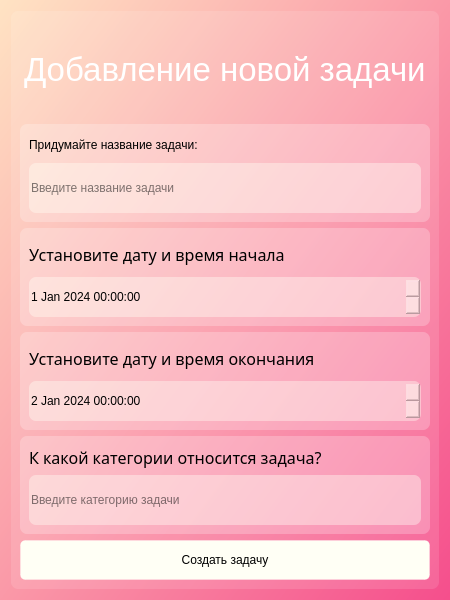
This is Interface_files/Add_new_task_Window.ui in Ephirious/Notes-TaskManager as Qt 5 draws it before an edit. The edited form follows.
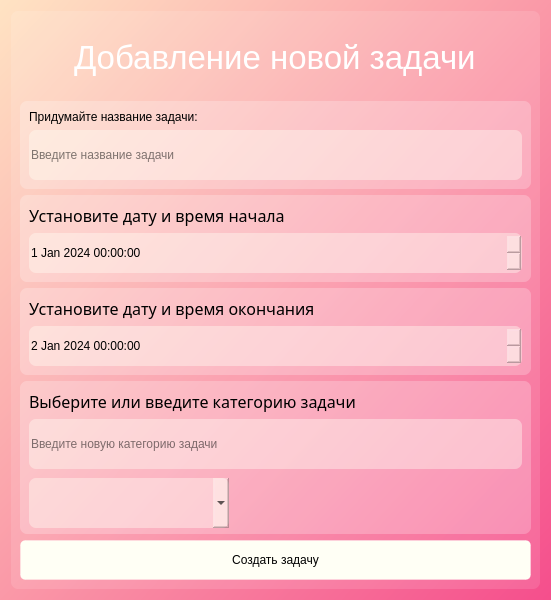
This is the edited form.

Diff of the .ui file:
```diff
--- a/Interface_files/Add_new_task_Window.ui
+++ b/Interface_files/Add_new_task_Window.ui
@@ -6,19 +6,19 @@
    <rect>
     <x>0</x>
     <y>0</y>
-    <width>450</width>
+    <width>551</width>
     <height>600</height>
    </rect>
   </property>
   <property name="minimumSize">
    <size>
-    <width>450</width>
+    <width>551</width>
     <height>600</height>
    </size>
   </property>
   <property name="maximumSize">
    <size>
-    <width>450</width>
+    <width>551</width>
     <height>600</height>
    </size>
   </property>
@@ -264,7 +264,7 @@
            <enum>QFrame::Shadow::Raised</enum>
           </property>
           <layout class="QGridLayout" name="gridLayout_5">
-           <item row="0" column="0">
+           <item row="1" column="0">
             <layout class="QVBoxLayout" name="verticalLayout_4">
              <item>
               <widget class="QLabel" name="label_5">
@@ -282,10 +282,12 @@
 background-color: none;</string>
                </property>
                <property name="text">
-                <string>К какой категории относится задача?</string>
+                <string>Выберите или введите категорию задачи</string>
                </property>
               </widget>
              </item>
+             <item>
+              <layout class="QVBoxLayout" name="verticalLayout_6">
              <item>
               <widget class="QLineEdit" name="lineEdit_category">
                <property name="minimumSize">
@@ -300,9 +302,32 @@
 background-color: rgb(255, 255, 245, 100);</string>
                </property>
                <property name="placeholderText">
-                <string>Введите категорию задачи</string>
-               </property>
-              </widget>
+                  <string>Введите новую категорию задачи</string>
+                 </property>
+                </widget>
+               </item>
+               <item>
+                <widget class="QComboBox" name="comboBoxTags">
+                 <property name="minimumSize">
+                  <size>
+                   <width>100</width>
+                   <height>50</height>
+                  </size>
+                 </property>
+                 <property name="maximumSize">
+                  <size>
+                   <width>200</width>
+                   <height>43</height>
+                  </size>
+                 </property>
+                 <property name="styleSheet">
+                  <string notr="true">font: 13pt &quot;Sitka&quot;;
+color: black;
+background-color: rgb(255, 255, 245, 100);</string>
+                 </property>
+                </widget>
+               </item>
+              </layout>
              </item>
             </layout>
            </item>
```
Left out of the diff: 6 changed lines with no effect on the pictures. Lines whose indentation alone changed are shown as unchanged.
